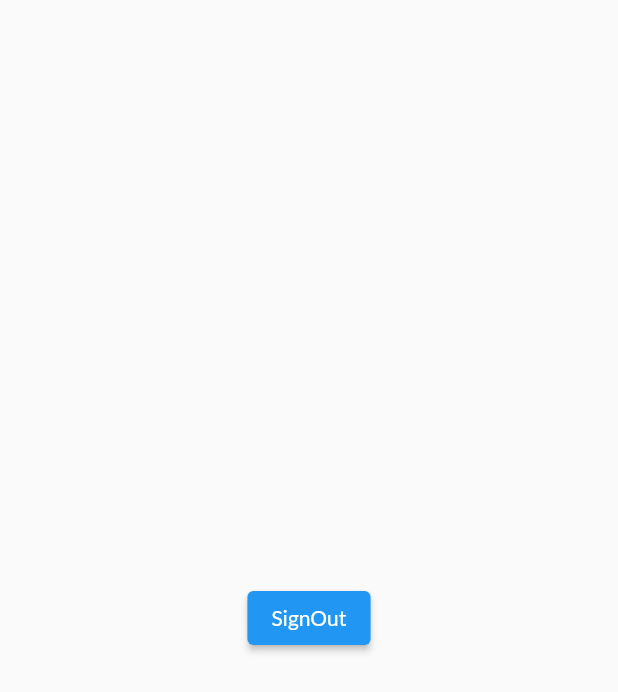
After one commit to NoobDeveloper412/OLX_clone, a Flutter app: the screen it shows once a user with an empty profile is signed in, after a tap on "SignOut", on a phone screen of 412 x 824 dp. The commit adds this screen. Shown: the top 692 px of the screen. Run offline on Flutter 3.47's test engine with Material 2 defaults, Android fonts, the phone set to English and light mode, and no system bars; our stand-ins replace animated_text_kit, firebase_auth, firebase_core, flutter_signin_button; missing offline and left inert: legacy_progress_dialog; accounts and stored records are empty; network calls fail.

Commit message:
Created the whole otp functionality with signout.

```diff
--- a/lib/main.dart
+++ b/lib/main.dart
@@ -1,6 +1,7 @@
 import 'package:firebase_core/firebase_core.dart';
 import 'package:flutter/material.dart';
 import 'package:olx_clone/screens/authentication/phoneAuthScreen.dart';
+import 'package:olx_clone/screens/location_screen.dart';
 import 'package:olx_clone/screens/login_screen.dart';
 import 'package:olx_clone/screens/splash_screen.dart';
 
@@ -31,7 +32,8 @@ class MyApp extends StatelessWidget {
               // Initial Routing is not working for some reason
               routes: {
                 LoginScreen.id: (context) => LoginScreen(),
-                PhoneAuthScreen.id: (context) => PhoneAuthScreen()
+                PhoneAuthScreen.id: (context) => PhoneAuthScreen(),
+                LocationScreen.id: (context) => LocationScreen(),
               },
             );
           }
--- /dev/null
+++ b/lib/screens/location_screen.dart
@@ -0,0 +1,25 @@
+import 'package:firebase_auth/firebase_auth.dart';
+import 'package:firebase_core/firebase_core.dart';
+import 'package:flutter/material.dart';
+import 'package:flutter/src/foundation/key.dart';
+import 'package:flutter/src/widgets/framework.dart';
+import 'package:olx_clone/screens/login_screen.dart';
+
+class LocationScreen extends StatelessWidget {
+  const LocationScreen({Key? key}) : super(key: key);
+  static const String id = 'location-screen';
+  @override
+  Widget build(BuildContext context) {
+    return Scaffold(
+      body: Center(
+        child: ElevatedButton(
+            onPressed: () {
+              FirebaseAuth.instance.signOut().then((value) {
+                Navigator.pushReplacementNamed(context, LoginScreen.id);
+              });
+            },
+            child: Text('SignOut')),
+      ),
+    );
+  }
+}
--- a/lib/screens/login_screen.dart
+++ b/lib/screens/login_screen.dart
@@ -1,6 +1,8 @@
+import 'package:firebase_auth/firebase_auth.dart';
 import 'package:flutter/material.dart';
 import 'package:flutter/src/foundation/key.dart';
 import 'package:flutter/src/widgets/framework.dart';
+import 'package:olx_clone/screens/location_screen.dart';
 import 'package:olx_clone/widgets/auth_ui.dart';
 
 class LoginScreen extends StatelessWidget {
@@ -9,6 +11,13 @@ class LoginScreen extends StatelessWidget {
   static const String id = 'login-screen';
   @override
   Widget build(BuildContext context) {
+    FirebaseAuth.instance.authStateChanges().listen((User? user) {
+      if (user != null) {
+        Navigator.pushReplacementNamed(context, LocationScreen.id);
+      } else {
+        print('User is signed out.');
+      }
+    });
     return Scaffold(
         backgroundColor: Colors.orange,
         body: Column(
```
Also changed, not shown: lib/screens/authentication/otp_screen.dart (+32 -3 lines), lib/services/phoneAuthService.dart (+7 -2 lines).
